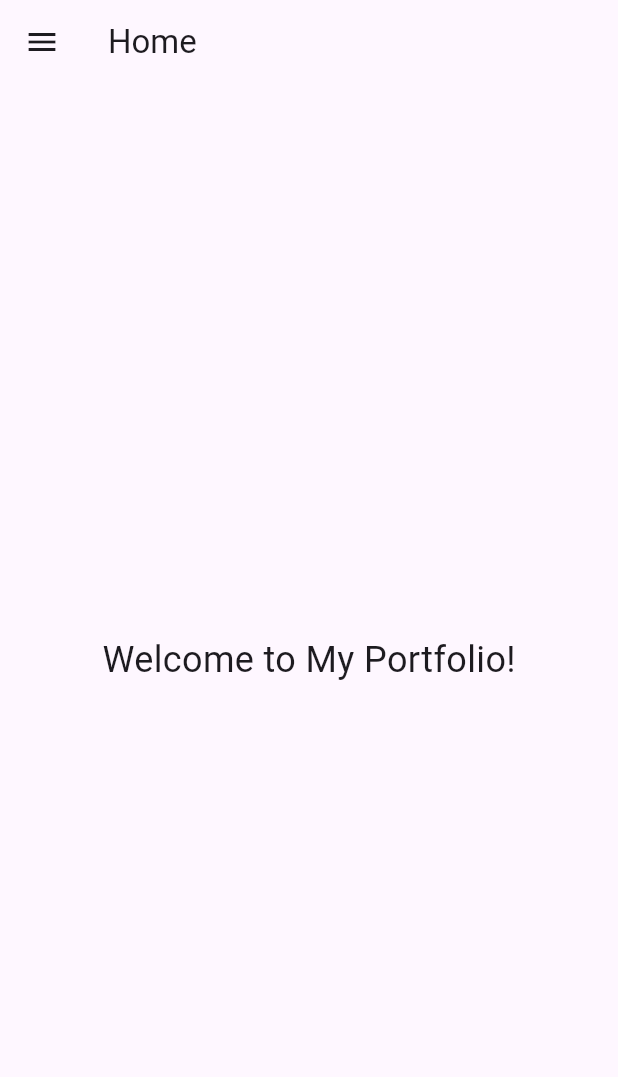
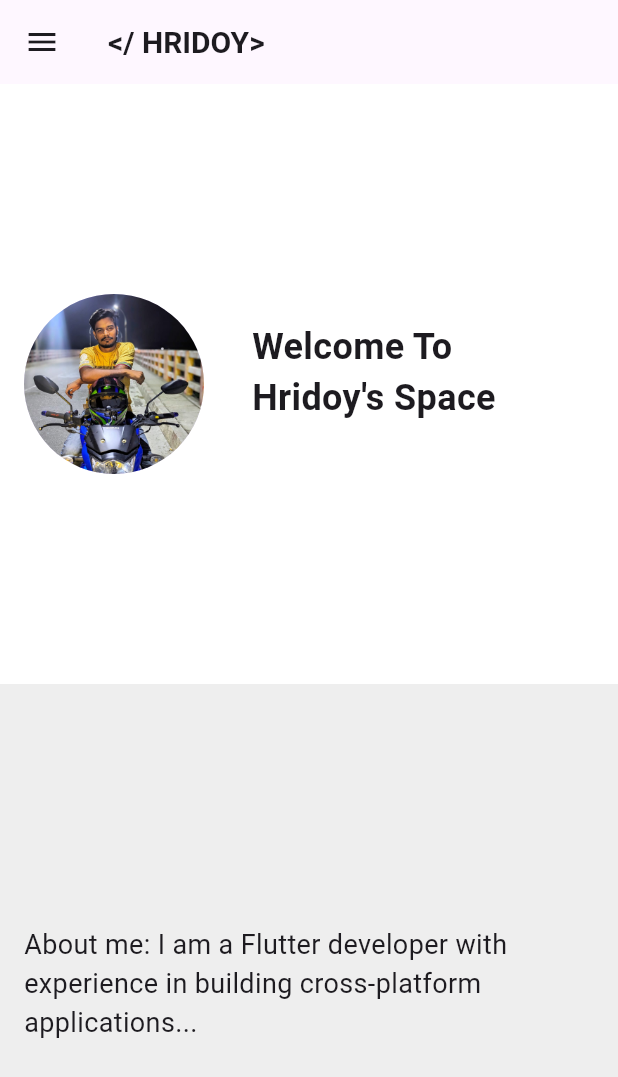
Before and after one commit to Atik-hridoy/Atiks_portfolio, a Flutter app: the screen it shows after launch, in the side drawer, after a tap on "Home", on a phone screen of 412 x 824 dp. Shown: the top 1077 px of the screen. Run offline on Flutter 3.47's test engine with Material 3 defaults, Android fonts, the phone set to English and light mode, and no system bars; drawn by our look-alikes of animated_text_kit.

Commit message:
add amination

```diff
--- a/lib/main.dart
+++ b/lib/main.dart
@@ -1,4 +1,5 @@
 import 'package:flutter/material.dart';
+import 'package:animated_text_kit/animated_text_kit.dart';
 import 'pages/home_page.dart';
 import 'pages/about_page.dart';
 import 'pages/cv_page.dart';
@@ -18,13 +19,117 @@ class MyApp extends StatelessWidget {
         primarySwatch: Colors.blue,
       ),
       home: HomePage(),
-      routes: {
-        '/home': (context) => HomePage(),
-        '/about': (context) => AboutPage(),
-        '/cv': (context) => CvPage(),
-        '/projects': (context) => ProjectsPage(),
-        '/contact': (context) => ContactPage(),
-      },
     );
   }
 }
+
+class HomePage extends StatelessWidget {
+  final GlobalKey homeKey = GlobalKey();
+  final GlobalKey aboutKey = GlobalKey();
+  final GlobalKey cvKey = GlobalKey();
+  final GlobalKey projectsKey = GlobalKey();
+  final GlobalKey contactKey = GlobalKey();
+
+  void scrollToSection(GlobalKey key) {
+    Scrollable.ensureVisible(
+      key.currentContext!,
+      duration: Duration(seconds: 1),
+    );
+  }
+
+  @override
+  Widget build(BuildContext context) {
+    return Scaffold(
+      appBar: AppBar(
+        title: AnimatedTextKit(
+          animatedTexts: [
+            TypewriterAnimatedText(
+              '</ HRIDOY>',
+              textStyle: TextStyle(
+                fontSize: 20.0,
+                fontWeight: FontWeight.bold,
+              ),
+              speed: const Duration(milliseconds: 200),
+            ),
+          ],
+          totalRepeatCount: 1,
+        ),
+      ),
+      drawer: Drawer(
+        child: ListView(
+          padding: EdgeInsets.zero,
+          children: <Widget>[
+            DrawerHeader(
+              decoration: BoxDecoration(
+                color: Colors.blue,
+              ),
+              child: Column(
+                mainAxisAlignment: MainAxisAlignment.center,
+                children: <Widget>[
+                  CircleAvatar(
+                    radius: 40,
+                    backgroundImage: AssetImage('assets/images/my_photo.jpeg'),
+                  ),
+                  SizedBox(height: 10),
+                  Text(
+                    'Atik hridoy',
+                    style: TextStyle(
+                      color: Colors.white,
+                      fontSize: 20,
+                    ),
+                  ),
+                ],
+              ),
+            ),
+            ListTile(
+              title: Text('Home'),
+              onTap: () {
+                Navigator.pop(context);
+                scrollToSection(homeKey);
+              },
+            ),
+            ListTile(
+              title: Text('About'),
+              onTap: () {
+                Navigator.pop(context);
+                scrollToSection(aboutKey);
+              },
+            ),
+            ListTile(
+              title: Text('CV/Resume'),
+              onTap: () {
+                Navigator.pop(context);
+                scrollToSection(cvKey);
+              },
+            ),
+            ListTile(
+              title: Text('Projects'),
+              onTap: () {
+                Navigator.pop(context);
+                scrollToSection(projectsKey);
+              },
+            ),
+            ListTile(
+              title: Text('Contact'),
+              onTap: () {
+                Navigator.pop(context);
+                scrollToSection(contactKey);
+              },
+            ),
+          ],
+        ),
+      ),
+      body: SingleChildScrollView(
+        child: Column(
+          children: <Widget>[
+            HomeSection(homeKey),
+            AboutSection(aboutKey),
+            CvSection(cvKey),
+            ProjectsSection(projectsKey),
+            ContactSection(contactKey),
+          ],
+        ),
+      ),
+    );
+  }
+}
--- a/lib/pages/about_page.dart
+++ b/lib/pages/about_page.dart
@@ -1,15 +1,21 @@
 import 'package:flutter/material.dart';
 
-class AboutPage extends StatelessWidget {
+class AboutSection extends StatelessWidget {
+  final GlobalKey key;
+
+  AboutSection(this.key) : super(key: key);
+
   @override
   Widget build(BuildContext context) {
-    return Scaffold(
-      appBar: AppBar(title: Text('About')),
-      body: Center(
+    return Container(
+      key: key,
+      height: 400,
+      color: Colors.grey[200],
+      child: Center(
         child: Padding(
           padding: const EdgeInsets.all(16.0),
           child: Text(
-            'I am a Flutter developer with experience in building cross-platform applications...',
+            'About me: I am a Flutter developer with experience in building cross-platform applications...',
             style: TextStyle(fontSize: 18),
           ),
         ),
--- a/lib/pages/contact_page.dart
+++ b/lib/pages/contact_page.dart
@@ -1,11 +1,17 @@
 import 'package:flutter/material.dart';
 
-class ContactPage extends StatelessWidget {
+class ContactSection extends StatelessWidget {
+  final GlobalKey key;
+
+  ContactSection(this.key) : super(key: key);
+
   @override
   Widget build(BuildContext context) {
-    return Scaffold(
-      appBar: AppBar(title: Text('Contact')),
-      body: Center(
+    return Container(
+      key: key,
+      height: 400,
+      color: Colors.white,
+      child: Center(
         child: Column(
           mainAxisAlignment: MainAxisAlignment.center,
           children: <Widget>[
--- a/lib/pages/cv_page.dart
+++ b/lib/pages/cv_page.dart
@@ -1,11 +1,17 @@
 import 'package:flutter/material.dart';
 
-class CvPage extends StatelessWidget {
+class CvSection extends StatelessWidget {
+  final GlobalKey key;
+
+  CvSection(this.key) : super(key: key);
+
   @override
   Widget build(BuildContext context) {
-    return Scaffold(
-      appBar: AppBar(title: Text('CV/Resume')),
-      body: Center(
+    return Container(
+      key: key,
+      height: 400,
+      color: Colors.white,
+      child: Center(
         child: Text(
           'Here is my CV/Resume...',
           style: TextStyle(fontSize: 18),
--- a/lib/pages/home_page.dart
+++ b/lib/pages/home_page.dart
@@ -1,79 +1,44 @@
 import 'package:flutter/material.dart';
 
-class HomePage extends StatelessWidget {
+class HomeSection extends StatelessWidget {
+  final GlobalKey key;
+
+  HomeSection(this.key) : super(key: key);
+
   @override
   Widget build(BuildContext context) {
-    return Scaffold(
-      appBar: AppBar(title: Text('Home')),
-      drawer: Drawer(
-        child: ListView(
-          padding: EdgeInsets.zero,
-          children: <Widget>[
-            DrawerHeader(
-              decoration: BoxDecoration(
-                color: Colors.blue,
-              ),
+    return Container(
+      key: key,
+      padding: EdgeInsets.all(16.0),
+      height: 400,
+      color: Colors.white,
+      child: Row(
+        mainAxisAlignment: MainAxisAlignment.center,
+        crossAxisAlignment: CrossAxisAlignment.center,
+        children: <Widget>[
+          CircleAvatar(
+            radius: 60,
+            backgroundImage: AssetImage('assets/images/my_photo.jpeg'),
+          ),
+          SizedBox(width: 16.0),
+          Expanded(
+            child: Padding(
+              padding: const EdgeInsets.all(16.0),
               child: Column(
                 mainAxisAlignment: MainAxisAlignment.center,
+                crossAxisAlignment: CrossAxisAlignment.start,
                 children: <Widget>[
-                  CircleAvatar(
-                    radius: 40,
-                    backgroundImage: AssetImage('assets/images/my_photo.jpeg'),
+                  Text(
+                    "Welcome To Hridoy's Space",
+                    style: TextStyle(fontSize: 24, fontWeight: FontWeight.bold),
+                    textAlign: TextAlign.left,
                   ),
-                  SizedBox(height: 10),
-                  Text(
-                    'Atik Hridoy',
-                    style: TextStyle(
-                      color: Colors.white,
-                      fontSize: 20,
-                    ),
-                  ),
+                  SizedBox(height: 16.0),
                 ],
               ),
             ),
-            ListTile(
-              title: Text('Home'),
-              onTap: () {
-                Navigator.pushNamed(context, '/home');
-              },
-            ),
-            ListTile(
-              title: Text('About'),
-              onTap: () {
-                Navigator.pushNamed(context, '/about');
-              },
-            ),
-            ListTile(
-              title: Text('CV/Resume'),
-              onTap: () {
-                Navigator.pushNamed(context, '/cv');
-              },
-            ),
-            ListTile(
-              title: Text('Projects'),
-              onTap: () {
-                Navigator.pushNamed(context, '/projects');
-              },
-            ),
-            ListTile(
-              title: Text('Contact'),
-              onTap: () {
-                Navigator.pushNamed(context, '/contact');
-              },
-            ),
-          ],
-        ),
-      ),
-      body: Center(
-        child: Column(
-          mainAxisAlignment: MainAxisAlignment.center,
-          children: <Widget>[
-            Text(
-              'Welcome to My Portfolio!',
-              style: TextStyle(fontSize: 24),
-            ),
-          ],
-        ),
+          ),
+        ],
       ),
     );
   }
--- a/lib/pages/projects_page.dart
+++ b/lib/pages/projects_page.dart
@@ -1,11 +1,19 @@
 import 'package:flutter/material.dart';
 
-class ProjectsPage extends StatelessWidget {
+class ProjectsSection extends StatelessWidget {
+  final GlobalKey key;
+
+  ProjectsSection(this.key) : super(key: key);
+
   @override
   Widget build(BuildContext context) {
-    return Scaffold(
-      appBar: AppBar(title: Text('Projects')),
-      body: ListView(
+    return Container(
+      key: key,
+      height: 400,
+      color: Colors.grey[200],
+      child: Center(
+        child: ListView(
+          shrinkWrap: true,
           children: <Widget>[
             ListTile(
               title: Text('Project 1'),
@@ -18,6 +26,7 @@ class ProjectsPage extends StatelessWidget {
             // Add more projects as needed
           ],
         ),
+      ),
     );
   }
 }
--- a/pubspec.yaml
+++ b/pubspec.yaml
@@ -35,6 +35,7 @@ dependencies:
   # The following adds the Cupertino Icons font to your application.
   # Use with the CupertinoIcons class for iOS style icons.
   cupertino_icons: ^1.0.6
+  animated_text_kit: ^4.2.2
 
 dev_dependencies:
   flutter_test:
```
Also changed, not shown: pubspec.lock. Lines whose indentation alone changed are shown as unchanged.
